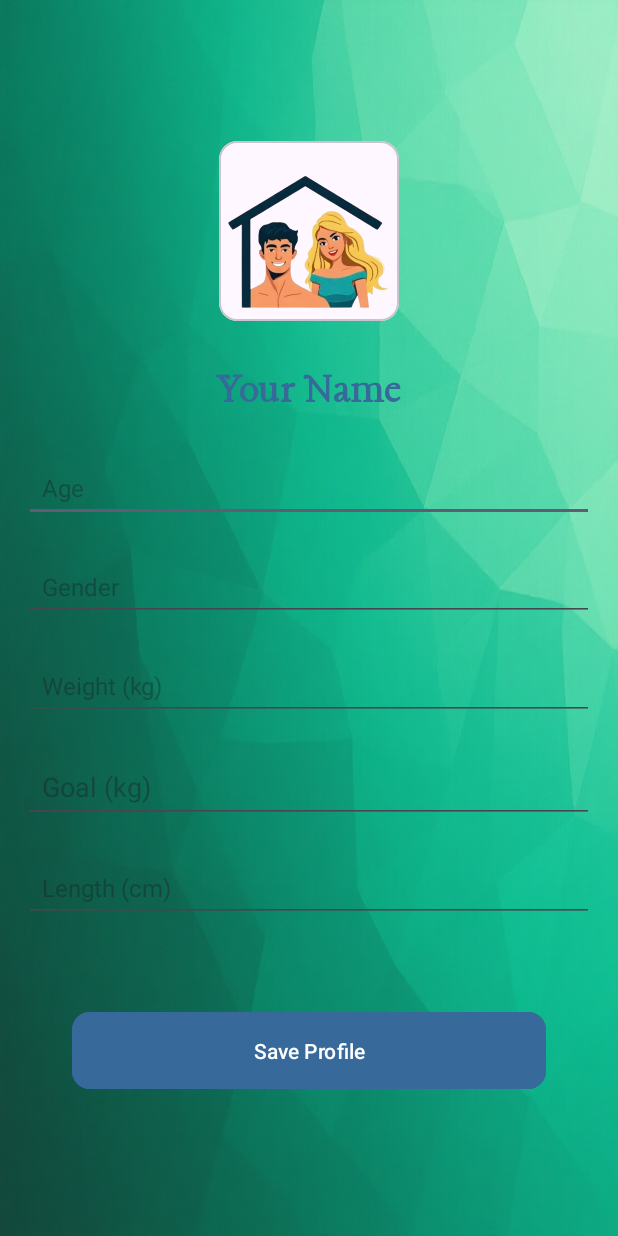
After one commit to Vivianne-S/HomeFit, an Android app: the fragment ProfileFragment shown on its own in the app's theme, on a phone screen of 412 x 824 dp. The commit adds this screen. Run offline under Robolectric (Android 15) with nearby library versions, the phone set to English and light mode, and no system bars.

Commit message:
Added the fragment_profile.xml layout for ProfileFragment.kt, included a default profile picture (default_profile_picture.png) for users and updated strings.xml with new text for the interface.

```diff
--- a/app/build.gradle.kts
+++ b/app/build.gradle.kts
@@ -53,6 +53,10 @@ dependencies {
     implementation(libs.androidx.constraintlayout)
     implementation(libs.firebase.firestore)
     implementation(libs.firebase.auth)
+    implementation(libs.androidx.legacy.support.v4)
+    implementation(libs.androidx.lifecycle.livedata.ktx)
+    implementation(libs.androidx.lifecycle.viewmodel.ktx)
+    implementation(libs.androidx.fragment.ktx)
     testImplementation(libs.junit)
     androidTestImplementation(libs.androidx.junit)
     androidTestImplementation(libs.androidx.espresso.core)
--- /dev/null
+++ b/app/src/main/java/com/example/homefit/ui/profile/ProfileFragment.kt
@@ -0,0 +1,31 @@
+package com.example.homefit.ui.profile
+
+import androidx.fragment.app.viewModels
+import android.os.Bundle
+import androidx.fragment.app.Fragment
+import android.view.LayoutInflater
+import android.view.View
+import android.view.ViewGroup
+import com.example.homefit.R
+
+class ProfileFragment : Fragment() {
+
+    companion object {
+        fun newInstance() = ProfileFragment()
+    }
+
+    private val viewModel: ProfileViewModel by viewModels()
+
+    override fun onCreate(savedInstanceState: Bundle?) {
+        super.onCreate(savedInstanceState)
+
+        // TODO: Use the ViewModel
+    }
+
+    override fun onCreateView(
+        inflater: LayoutInflater, container: ViewGroup?,
+        savedInstanceState: Bundle?
+    ): View {
+        return inflater.inflate(R.layout.fragment_profile, container, false)
+    }
+}
--- /dev/null
+++ b/app/src/main/java/com/example/homefit/ui/profile/ProfileViewModel.kt
@@ -0,0 +1,7 @@
+package com.example.homefit.ui.profile
+
+import androidx.lifecycle.ViewModel
+
+class ProfileViewModel : ViewModel() {
+    // TODO: Implement the ViewModel
+}
--- a/app/src/main/res/layout/fragment_forgot_password.xml
+++ b/app/src/main/res/layout/fragment_forgot_password.xml
@@ -5,7 +5,6 @@
     android:layout_width="match_parent"
     android:layout_height="match_parent"
     android:background="@drawable/app_background"
-    android:padding="24dp"
     tools:context=".ui.forgotpassword.ForgotPasswordFragment">
 
     <!-- App Logo -->
--- /dev/null
+++ b/app/src/main/res/layout/fragment_profile.xml
@@ -0,0 +1,109 @@
+<?xml version="1.0" encoding="utf-8"?>
+<LinearLayout xmlns:android="http://schemas.android.com/apk/res/android"
+    xmlns:app="http://schemas.android.com/apk/res-auto"
+    xmlns:tools="http://schemas.android.com/tools"
+    android:layout_width="match_parent"
+    android:layout_height="match_parent"
+    android:background="@drawable/app_background"
+    android:gravity="center"
+    android:orientation="vertical"
+    android:padding="16dp"
+    tools:context=".ProfileFragment">
+
+    <com.google.android.material.card.MaterialCardView
+        android:id="@+id/materialCardView"
+        android:layout_width="120dp"
+        android:layout_height="120dp"
+        android:layout_gravity="center"
+        android:layout_marginBottom="30dp"
+        android:cardElevation="4dp"
+        android:radius="60dp"
+        android:strokeWidth="@integer/material_motion_duration_medium_1"
+        android:strokeColor="@color/logoblue">
+
+        <ImageView
+            android:id="@+id/imageViewProfile"
+            android:layout_width="match_parent"
+            android:layout_height="match_parent"
+            android:scaleType="centerCrop"
+            android:src="@drawable/default_profile_picture" />
+
+    </com.google.android.material.card.MaterialCardView>
+
+    <TextView
+        android:id="@+id/textViewName"
+        android:layout_width="wrap_content"
+        android:fontFamily="@font/lancelot"
+        android:layout_height="wrap_content"
+        android:layout_marginBottom="24dp"
+        android:textColor="@color/logoblue"
+        android:text="@string/profile_name_hint"
+        android:textSize="30sp"
+        android:textStyle="bold" />
+
+    <EditText
+        android:id="@+id/editTextAge"
+        android:layout_width="match_parent"
+        android:layout_height="wrap_content"
+        android:layout_marginBottom="20dp"
+        android:hint="@string/profile_age_hint"
+        android:inputType="number"
+        android:padding="12dp"
+        android:textSize="16sp" />
+
+    <EditText
+        android:id="@+id/editTextGender"
+        android:layout_width="match_parent"
+        android:layout_height="wrap_content"
+        android:layout_marginBottom="20dp"
+        android:hint="@string/profile_gender_hint"
+        android:padding="12dp"
+        android:textSize="16sp" />
+
+    <EditText
+        android:id="@+id/editTextWeight"
+        android:layout_width="match_parent"
+        android:layout_height="wrap_content"
+        android:layout_marginBottom="20dp"
+        android:hint="@string/profile_weight_hint"
+        android:inputType="number"
+        android:padding="12dp"
+        android:textSize="16sp" />
+
+    <EditText
+        android:id="@+id/editTextGoal"
+        android:layout_width="match_parent"
+        android:layout_height="wrap_content"
+        android:layout_marginBottom="20dp"
+        android:hint="@string/profile_goal_hint"
+        android:inputType="number"
+        android:padding="12dp"
+        android:textSize="18sp" />
+
+    <EditText
+        android:id="@+id/editTextLength"
+        android:layout_width="match_parent"
+        android:layout_height="wrap_content"
+        android:layout_marginBottom="24dp"
+        android:hint="@string/profile_length_hint"
+        android:inputType="number"
+        android:padding="12dp"
+        android:textSize="16sp" />
+
+    <com.google.android.material.button.MaterialButton
+        android:id="@+id/btnSaveProfile"
+        android:layout_width="match_parent"
+        android:layout_height="wrap_content"
+        android:layout_marginHorizontal="32dp"
+        android:layout_marginTop="32dp"
+        android:backgroundTint="@color/logoblue"
+        android:clickable="true"
+        android:focusable="true"
+        android:padding="16dp"
+        android:text="@string/save_profile_button"
+        android:textColor="@android:color/white"
+        app:cornerRadius="12dp"
+        app:iconGravity="textStart"
+        app:iconPadding="8dp" />
+
+</LinearLayout>
--- a/app/src/main/res/values/strings.xml
+++ b/app/src/main/res/values/strings.xml
@@ -1,11 +1,16 @@
 <resources>
+    <!-- App name -->
     <string name="app_name">HomeFit</string>
+
+    <!-- Welcome messages -->
     <string name="welcome_message_journey">Your Fitness Journey Begins</string>
     <string name="welcome_message_with">with</string>
     <string name="welcome_message_homefit">HomeFit</string>
+
+    <!-- User Inputs -->
     <string name="username_input">Full Name</string>
     <string name="user_email_input">Email</string>
-    <string name="user_password_input">Password (at least 6 character long)"</string>
+    <string name="user_password_input">Password (at least 6 characters long)</string>
     <string name="user_signup_buttontext">Sign Up</string>
     <string name="user_already_have_an_account_linktext">Already have an account? Sign In</string>
     <string name="user_signin_buttontext">Sign In</string>
@@ -17,4 +22,13 @@
     <string name="tap_the_screen_to_continue">Tap the Screen to Continue</string>
     <string name="user_age_input">Age</string>
 
+    <!-- Profile Fragment Strings -->
+    <string name="profile_name_hint">Your Name</string>
+    <string name="profile_age_hint">Age</string>
+    <string name="profile_weight_hint">Weight (kg)</string>
+    <string name="profile_goal_hint">Goal (kg)</string>
+    <string name="profile_gender_hint">Gender</string>
+    <string name="save_profile_button">Save Profile</string>
+    <string name="profile_length_hint">Length (cm)</string>
+
 </resources>
--- a/gradle/libs.versions.toml
+++ b/gradle/libs.versions.toml
@@ -13,6 +13,10 @@ constraintlayout = "2.2.0"
 googleGmsGoogleServices = "4.4.2"
 firebaseFirestore = "25.1.2"
 firebaseAuth = "23.2.0"
+legacySupportV4 = "1.0.0"
+lifecycleLivedataKtx = "2.8.7"
+lifecycleViewmodelKtx = "2.8.7"
+fragmentKtx = "1.5.6"
 
 [libraries]
 androidx-core-ktx = { group = "androidx.core", name = "core-ktx", version.ref = "coreKtx" }
@@ -25,6 +29,10 @@ androidx-activity = { group = "androidx.activity", name = "activity", version.re
 androidx-constraintlayout = { group = "androidx.constraintlayout", name = "constraintlayout", version.ref = "constraintlayout" }
 firebase-firestore = { group = "com.google.firebase", name = "firebase-firestore", version.ref = "firebaseFirestore" }
 firebase-auth = { group = "com.google.firebase", name = "firebase-auth", version.ref = "firebaseAuth" }
+androidx-legacy-support-v4 = { group = "androidx.legacy", name = "legacy-support-v4", version.ref = "legacySupportV4" }
+androidx-lifecycle-livedata-ktx = { group = "androidx.lifecycle", name = "lifecycle-livedata-ktx", version.ref = "lifecycleLivedataKtx" }
+androidx-lifecycle-viewmodel-ktx = { group = "androidx.lifecycle", name = "lifecycle-viewmodel-ktx", version.ref = "lifecycleViewmodelKtx" }
+androidx-fragment-ktx = { group = "androidx.fragment", name = "fragment-ktx", version.ref = "fragmentKtx" }
 
 [plugins]
 android-application = { id = "com.android.application", version.ref = "agp" }
```
Also changed, not shown: app/src/main/res/drawable/default_profile_picture.png (added).
